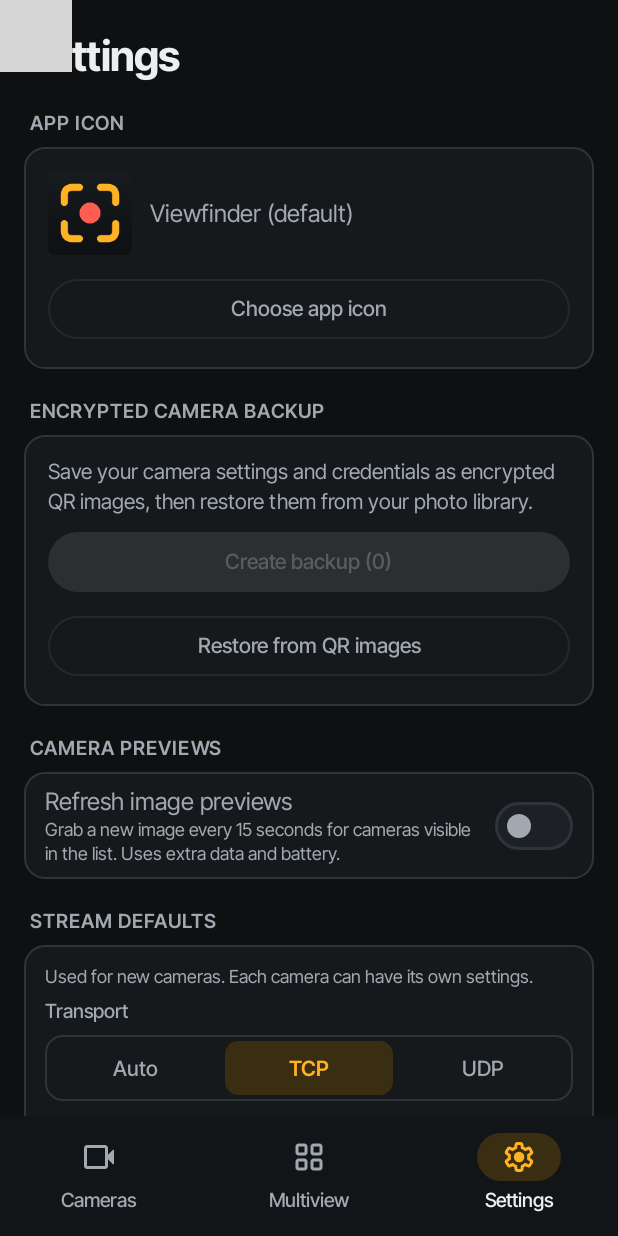
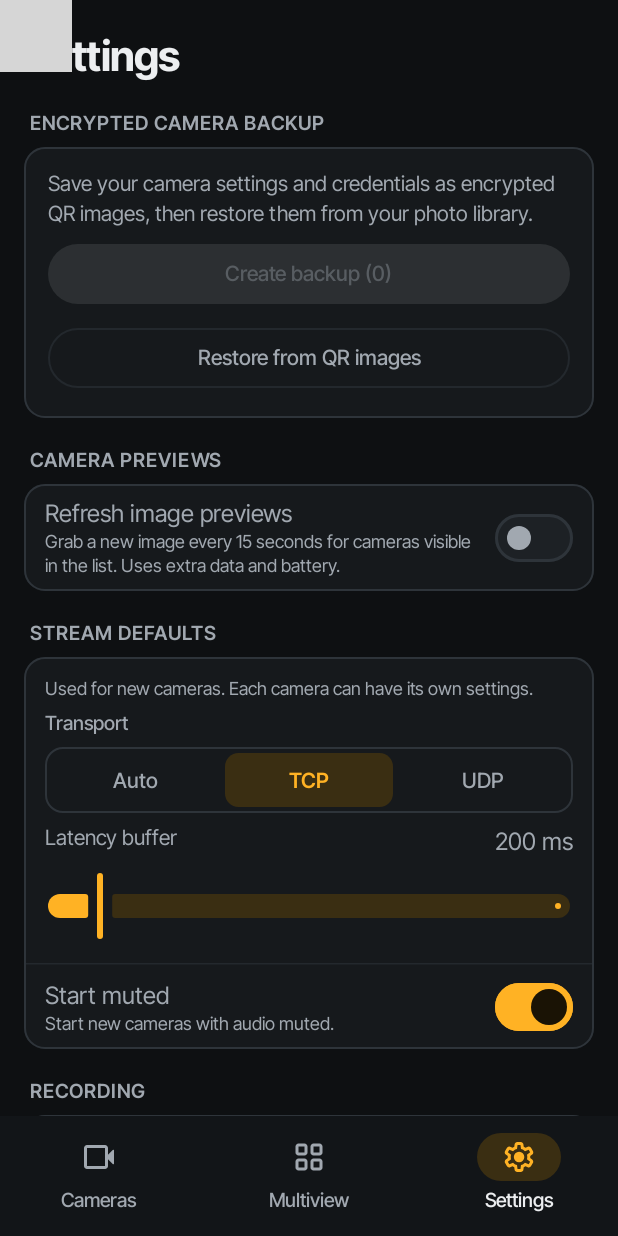
Before and after one commit to aaronburt/rtsp, an Android app built with Jetpack Compose: the SettingsScreen screen opened through its navigation route, on a phone screen of 412 x 824 dp. Run offline under Robolectric (Android 15) with nearby library versions, the phone set to English and light mode, and no system bars; 2 statements that could not run were skipped; grey boxes are pictures that could not be loaded.

Commit message:
Remove app icon picker to bisect Play Protect warning
Restores the tree to the state before the icon picker (v0.6.0 behaviour
plus later features) so the next build can be tested against Play Protect.

Co-Authored-By: Claude Sonnet 5.5 <noreply@anthropic.com>
Claude-Session: https://claude.ai/code/session_018oHRDoz8zrdPnGJ2AYKftH

```diff
--- a/app/src/main/java/uk/co/aaronburt/rtsp/ui/settings/AppIconManager.kt
+++ /dev/null
@@ -1,68 +0,0 @@
-package uk.co.aaronburt.rtsp.ui.settings
-
-import android.content.ComponentName
-import android.content.Context
-import android.content.pm.PackageManager
-import android.os.Build
-import androidx.annotation.DrawableRes
-import androidx.annotation.StringRes
-import uk.co.aaronburt.rtsp.R
-
-enum class AppIcon(
-    internal val alias: String,
-    @get:StringRes val label: Int,
-    @get:DrawableRes val image: Int,
-) {
-    Viewfinder("LauncherViewfinder", R.string.app_icon_viewfinder, R.mipmap.ic_launcher),
-    TallyLens("LauncherTallyLens", R.string.app_icon_tally_lens, R.mipmap.ic_launcher_tally_lens),
-    StreamLens("LauncherStreamLens", R.string.app_icon_stream_lens, R.mipmap.ic_launcher_stream_lens),
-    QuadView("LauncherQuadView", R.string.app_icon_quad_view, R.mipmap.ic_launcher_quad_view),
-}
-
-/** PackageManager persists this selection across restarts and app updates. */
-class AppIconManager(context: Context) {
-    private val packageName = context.packageName
-    private val packageManager = context.packageManager
-
-    private fun component(icon: AppIcon) = ComponentName(packageName, "$packageName.${icon.alias}")
-
-    val current: AppIcon
-        get() = AppIcon.entries.firstOrNull { icon ->
-            when (packageManager.getComponentEnabledSetting(component(icon))) {
-                PackageManager.COMPONENT_ENABLED_STATE_ENABLED -> true
-                PackageManager.COMPONENT_ENABLED_STATE_DEFAULT -> icon == AppIcon.Viewfinder
-                else -> false
-            }
-        } ?: AppIcon.Viewfinder
-
-    fun select(icon: AppIcon) {
-        fun state(option: AppIcon) = if (option == icon) {
-            PackageManager.COMPONENT_ENABLED_STATE_ENABLED
-        } else {
-            PackageManager.COMPONENT_ENABLED_STATE_DISABLED
-        }
-        if (Build.VERSION.SDK_INT >= 33) {
-            packageManager.setComponentEnabledSettings(AppIcon.entries.map { option ->
-                PackageManager.ComponentEnabledSetting(component(option), state(option), PackageManager.DONT_KILL_APP)
-            })
-        } else {
-            val previous = AppIcon.entries.associateWith {
-                packageManager.getComponentEnabledSetting(component(it))
-            }
-            try {
-                // Enable the replacement before removing the old entry on Android 8–12.
-                packageManager.setComponentEnabledSetting(component(icon), state(icon), PackageManager.DONT_KILL_APP)
-                AppIcon.entries.filter { it != icon }.forEach { option ->
-                    packageManager.setComponentEnabledSetting(component(option), state(option), PackageManager.DONT_KILL_APP)
-                }
-            } catch (failure: Exception) {
-                previous.forEach { (option, enabled) ->
-                    runCatching {
-                        packageManager.setComponentEnabledSetting(component(option), enabled, PackageManager.DONT_KILL_APP)
-                    }
-                }
-                throw failure
-            }
-        }
-    }
-}
--- a/app/src/main/java/uk/co/aaronburt/rtsp/ui/settings/AppIconSection.kt
+++ /dev/null
@@ -1,101 +0,0 @@
-package uk.co.aaronburt.rtsp.ui.settings
-
-import androidx.compose.foundation.Image
-import androidx.compose.foundation.layout.Arrangement
-import androidx.compose.foundation.layout.Column
-import androidx.compose.foundation.layout.Row
-import androidx.compose.foundation.layout.fillMaxWidth
-import androidx.compose.foundation.layout.padding
-import androidx.compose.foundation.layout.size
-import androidx.compose.foundation.rememberScrollState
-import androidx.compose.foundation.selection.selectable
-import androidx.compose.foundation.selection.selectableGroup
-import androidx.compose.foundation.verticalScroll
-import androidx.compose.material3.AlertDialog
-import androidx.compose.material3.MaterialTheme
-import androidx.compose.material3.OutlinedButton
-import androidx.compose.material3.RadioButton
-import androidx.compose.material3.Text
-import androidx.compose.material3.TextButton
-import androidx.compose.runtime.Composable
-import androidx.compose.runtime.getValue
-import androidx.compose.runtime.mutableStateOf
-import androidx.compose.runtime.remember
-import androidx.compose.runtime.setValue
-import androidx.compose.ui.Alignment
-import androidx.compose.ui.Modifier
-import androidx.compose.ui.graphics.asImageBitmap
-import androidx.compose.ui.platform.LocalContext
-import androidx.compose.ui.res.stringResource
-import androidx.compose.ui.semantics.Role
-import androidx.compose.ui.unit.dp
-import androidx.core.content.ContextCompat
-import androidx.core.graphics.drawable.toBitmap
-import uk.co.aaronburt.rtsp.R
-import uk.co.aaronburt.rtsp.ui.components.SettingsSection
-
-@Composable
-fun AppIconSection() {
-    val context = LocalContext.current
-    val manager = remember(context) { AppIconManager(context.applicationContext) }
-    var selected by remember(manager) { mutableStateOf(manager.current) }
-    var choosing by remember { mutableStateOf(false) }
-    var failed by remember { mutableStateOf(false) }
-    val previews = remember(context) {
-        AppIcon.entries.associateWith { icon ->
-            checkNotNull(ContextCompat.getDrawable(context, icon.image)).toBitmap(128, 128).asImageBitmap()
-        }
-    }
-
-    SettingsSection(title = stringResource(R.string.settings_app_icon)) {
-        Column(Modifier.padding(16.dp), verticalArrangement = Arrangement.spacedBy(12.dp)) {
-            Row(verticalAlignment = Alignment.CenterVertically, horizontalArrangement = Arrangement.spacedBy(12.dp)) {
-                Image(previews.getValue(selected), contentDescription = null, modifier = Modifier.size(56.dp))
-                Text(stringResource(selected.label), style = MaterialTheme.typography.bodyLarge)
-            }
-            OutlinedButton(onClick = { failed = false; choosing = true }, modifier = Modifier.fillMaxWidth()) {
-                Text(stringResource(R.string.app_icon_choose))
-            }
-        }
-    }
-
-    if (choosing) {
-        AlertDialog(
-            onDismissRequest = { choosing = false },
-            title = { Text(stringResource(R.string.app_icon_choose)) },
-            text = {
-                Column(
-                    Modifier.verticalScroll(rememberScrollState()).selectableGroup(),
-                    verticalArrangement = Arrangement.spacedBy(8.dp),
-                ) {
-                    Text(stringResource(R.string.app_icon_launcher_hint), style = MaterialTheme.typography.bodySmall)
-                    AppIcon.entries.forEach { icon ->
-                        Row(
-                            Modifier.fillMaxWidth()
-                                .selectable(selected = selected == icon, role = Role.RadioButton, onClick = {
-                                    try {
-                                        manager.select(icon)
-                                        selected = manager.current
-                                        choosing = false
-                                    } catch (_: Exception) {
-                                        failed = true
-                                    }
-                                })
-                                .padding(vertical = 8.dp),
-                            verticalAlignment = Alignment.CenterVertically,
-                            horizontalArrangement = Arrangement.spacedBy(12.dp),
-                        ) {
-                            Image(previews.getValue(icon), contentDescription = null, modifier = Modifier.size(48.dp))
-                            Text(stringResource(icon.label), Modifier.weight(1f))
-                            RadioButton(selected = selected == icon, onClick = null)
-                        }
-                    }
-                    if (failed) Text(stringResource(R.string.app_icon_failed), color = MaterialTheme.colorScheme.error)
-                }
-            },
-            confirmButton = {
-                TextButton(onClick = { choosing = false }) { Text(stringResource(R.string.cancel)) }
-            },
-        )
-    }
-}
--- a/app/src/main/java/uk/co/aaronburt/rtsp/ui/settings/SettingsScreen.kt
+++ b/app/src/main/java/uk/co/aaronburt/rtsp/ui/settings/SettingsScreen.kt
@@ -52,7 +52,6 @@ fun SettingsScreen(
         verticalArrangement = Arrangement.spacedBy(20.dp),
     ) {
         Text(text = stringResource(R.string.nav_settings), style = MaterialTheme.typography.headlineMedium)
-        AppIconSection()
         CameraBackupSection(repository = cameraRepository)
         SettingsSection(title = stringResource(R.string.settings_previews_title)) {
             SwitchRow(
--- a/app/src/main/res/drawable/ic_launcher_quad_view_foreground.xml
+++ /dev/null
@@ -1,10 +0,0 @@
-<?xml version="1.0" encoding="utf-8"?>
-<vector xmlns:android="http://schemas.android.com/apk/res/android"
-    android:width="108dp" android:height="108dp"
-    android:viewportWidth="108" android:viewportHeight="108">
-    <path android:pathData="M36,31 H47 A5,5 0,0 1,52,36 V47 A5,5 0,0 1,47,52 H36 A5,5 0,0 1,31,47 V36 A5,5 0,0 1,36,31 Z" android:fillColor="#FFFFB224"/>
-    <path android:pathData="M37.9,41.5 a3.6,3.6 0,1 0,7.2,0 a3.6,3.6 0,1 0,-7.2,0" android:fillColor="#FF0E1012"/>
-    <path android:pathData="M61,31 H72 A5,5 0,0 1,77,36 V47 A5,5 0,0 1,72,52 H61 A5,5 0,0 1,56,47 V36 A5,5 0,0 1,61,31 Z" android:fillColor="#FF272C32"/>
-    <path android:pathData="M36,56 H47 A5,5 0,0 1,52,61 V72 A5,5 0,0 1,47,77 H36 A5,5 0,0 1,31,72 V61 A5,5 0,0 1,36,56 Z" android:fillColor="#FF272C32"/>
-    <path android:pathData="M61,56 H72 A5,5 0,0 1,77,61 V72 A5,5 0,0 1,72,77 H61 A5,5 0,0 1,56,72 V61 A5,5 0,0 1,61,56 Z" android:fillColor="#FF272C32"/>
-</vector>
--- a/app/src/main/res/drawable/ic_launcher_quad_view_monochrome.xml
+++ /dev/null
@@ -1,9 +0,0 @@
-<?xml version="1.0" encoding="utf-8"?>
-<vector xmlns:android="http://schemas.android.com/apk/res/android"
-    android:width="108dp" android:height="108dp"
-    android:viewportWidth="108" android:viewportHeight="108">
-    <path android:pathData="M36,31 H47 A5,5 0,0 1,52,36 V47 A5,5 0,0 1,47,52 H36 A5,5 0,0 1,31,47 V36 A5,5 0,0 1,36,31 Z M37.9,41.5 a3.6,3.6 0,1 0,7.2,0 a3.6,3.6 0,1 0,-7.2,0" android:fillColor="#FF000000" android:fillType="evenOdd"/>
-    <path android:pathData="M61.2,32.6 H71.8 A3.6,3.6 0,0 1,75.4,36.2 V46.8 A3.6,3.6 0,0 1,71.8,50.4 H61.2 A3.6,3.6 0,0 1,57.6,46.8 V36.2 A3.6,3.6 0,0 1,61.2,32.6 Z" android:fillColor="#00000000" android:strokeColor="#FF000000" android:strokeWidth="3.2" />
-    <path android:pathData="M36.2,57.6 H46.8 A3.6,3.6 0,0 1,50.4,61.2 V71.8 A3.6,3.6 0,0 1,46.8,75.4 H36.2 A3.6,3.6 0,0 1,32.6,71.8 V61.2 A3.6,3.6 0,0 1,36.2,57.6 Z" android:fillColor="#00000000" android:strokeColor="#FF000000" android:strokeWidth="3.2" />
-    <path android:pathData="M61.2,57.6 H71.8 A3.6,3.6 0,0 1,75.4,61.2 V71.8 A3.6,3.6 0,0 1,71.8,75.4 H61.2 A3.6,3.6 0,0 1,57.6,71.8 V61.2 A3.6,3.6 0,0 1,61.2,57.6 Z" android:fillColor="#00000000" android:strokeColor="#FF000000" android:strokeWidth="3.2" />
-</vector>
--- a/app/src/main/res/drawable/ic_launcher_stream_lens_foreground.xml
+++ /dev/null
@@ -1,9 +0,0 @@
-<?xml version="1.0" encoding="utf-8"?>
-<vector xmlns:android="http://schemas.android.com/apk/res/android"
-    android:width="108dp" android:height="108dp"
-    android:viewportWidth="108" android:viewportHeight="108">
-    <path android:pathData="M32,63 a13,13 0,1 0,26,0 a13,13 0,1 0,-26,0" android:fillColor="#00000000" android:strokeColor="#FFFFB224" android:strokeWidth="6.5" />
-    <path android:pathData="M40.5,63 a4.5,4.5 0,1 0,9,0 a4.5,4.5 0,1 0,-9,0" android:fillColor="#FFFFB224"/>
-    <path android:pathData="M47,40.1 A23,23 0,0 1,67.9,61" android:fillColor="#00000000" android:strokeColor="#FFFFB224" android:strokeWidth="6.5" android:strokeLineCap="round" android:strokeAlpha="0.85"/>
-    <path android:pathData="M47.8,31.1 A32,32 0,0 1,76.9,60.2" android:fillColor="#00000000" android:strokeColor="#FFFFB224" android:strokeWidth="6.5" android:strokeLineCap="round" android:strokeAlpha="0.55"/>
-</vector>
--- a/app/src/main/res/drawable/ic_launcher_stream_lens_monochrome.xml
+++ /dev/null
@@ -1,9 +0,0 @@
-<?xml version="1.0" encoding="utf-8"?>
-<vector xmlns:android="http://schemas.android.com/apk/res/android"
-    android:width="108dp" android:height="108dp"
-    android:viewportWidth="108" android:viewportHeight="108">
-    <path android:pathData="M32,63 a13,13 0,1 0,26,0 a13,13 0,1 0,-26,0" android:fillColor="#00000000" android:strokeColor="#FF000000" android:strokeWidth="6.5" />
-    <path android:pathData="M40.5,63 a4.5,4.5 0,1 0,9,0 a4.5,4.5 0,1 0,-9,0" android:fillColor="#FF000000"/>
-    <path android:pathData="M47,40.1 A23,23 0,0 1,67.9,61" android:fillColor="#00000000" android:strokeColor="#FF000000" android:strokeWidth="6.5" android:strokeLineCap="round"/>
-    <path android:pathData="M47.8,31.1 A32,32 0,0 1,76.9,60.2" android:fillColor="#00000000" android:strokeColor="#FF000000" android:strokeWidth="6.5" android:strokeLineCap="round"/>
-</vector>
--- a/app/src/main/res/drawable/ic_launcher_tally_lens_foreground.xml
+++ /dev/null
@@ -1,10 +0,0 @@
-<?xml version="1.0" encoding="utf-8"?>
-<vector xmlns:android="http://schemas.android.com/apk/res/android"
-    android:width="108dp" android:height="108dp"
-    android:viewportWidth="108" android:viewportHeight="108">
-    <path android:pathData="M32,57 a19,19 0,1 0,38,0 a19,19 0,1 0,-38,0" android:fillColor="#00000000" android:strokeColor="#FFFFB224" android:strokeWidth="7" />
-    <path android:pathData="M41,57 a10,10 0,1 0,20,0 a10,10 0,1 0,-20,0" android:fillColor="#FF1E2328"/>
-    <path android:pathData="M45.5,57 a5.5,5.5 0,1 0,11,0 a5.5,5.5 0,1 0,-11,0" android:fillColor="#FF050607"/>
-    <path android:pathData="M44.6,53 a2.4,2.4 0,1 0,4.8,0 a2.4,2.4 0,1 0,-4.8,0" android:fillColor="#FFFFE2A8"/>
-    <path android:pathData="M67.5,35 a5.5,5.5 0,1 0,11,0 a5.5,5.5 0,1 0,-11,0" android:fillColor="#FFFF5D52"/>
-</vector>
--- a/app/src/main/res/drawable/ic_launcher_tally_lens_monochrome.xml
+++ /dev/null
@@ -1,8 +0,0 @@
-<?xml version="1.0" encoding="utf-8"?>
-<vector xmlns:android="http://schemas.android.com/apk/res/android"
-    android:width="108dp" android:height="108dp"
-    android:viewportWidth="108" android:viewportHeight="108">
-    <path android:pathData="M32,57 a19,19 0,1 0,38,0 a19,19 0,1 0,-38,0" android:fillColor="#00000000" android:strokeColor="#FF000000" android:strokeWidth="7" />
-    <path android:pathData="M45.5,57 a5.5,5.5 0,1 0,11,0 a5.5,5.5 0,1 0,-11,0" android:fillColor="#FF000000"/>
-    <path android:pathData="M67.5,35 a5.5,5.5 0,1 0,11,0 a5.5,5.5 0,1 0,-11,0" android:fillColor="#FF000000"/>
-</vector>
--- a/app/src/main/res/mipmap-anydpi-v26/ic_launcher_quad_view.xml
+++ /dev/null
@@ -1,5 +0,0 @@
-<?xml version="1.0" encoding="utf-8"?>
-<adaptive-icon xmlns:android="http://schemas.android.com/apk/res/android">
-    <background android:drawable="@drawable/ic_launcher_background"/>
-    <foreground android:drawable="@drawable/ic_launcher_quad_view_foreground"/>
-</adaptive-icon>
--- a/app/src/main/res/mipmap-anydpi-v26/ic_launcher_stream_lens.xml
+++ /dev/null
@@ -1,5 +0,0 @@
-<?xml version="1.0" encoding="utf-8"?>
-<adaptive-icon xmlns:android="http://schemas.android.com/apk/res/android">
-    <background android:drawable="@drawable/ic_launcher_background"/>
-    <foreground android:drawable="@drawable/ic_launcher_stream_lens_foreground"/>
-</adaptive-icon>
--- a/app/src/main/res/mipmap-anydpi-v26/ic_launcher_tally_lens.xml
+++ /dev/null
@@ -1,5 +0,0 @@
-<?xml version="1.0" encoding="utf-8"?>
-<adaptive-icon xmlns:android="http://schemas.android.com/apk/res/android">
-    <background android:drawable="@drawable/ic_launcher_background"/>
-    <foreground android:drawable="@drawable/ic_launcher_tally_lens_foreground"/>
-</adaptive-icon>
--- a/app/src/main/res/mipmap-anydpi-v33/ic_launcher_quad_view.xml
+++ /dev/null
@@ -1,6 +0,0 @@
-<?xml version="1.0" encoding="utf-8"?>
-<adaptive-icon xmlns:android="http://schemas.android.com/apk/res/android">
-    <background android:drawable="@drawable/ic_launcher_background"/>
-    <foreground android:drawable="@drawable/ic_launcher_quad_view_foreground"/>
-    <monochrome android:drawable="@drawable/ic_launcher_quad_view_monochrome"/>
-</adaptive-icon>
--- a/app/src/main/res/mipmap-anydpi-v33/ic_launcher_stream_lens.xml
+++ /dev/null
@@ -1,6 +0,0 @@
-<?xml version="1.0" encoding="utf-8"?>
-<adaptive-icon xmlns:android="http://schemas.android.com/apk/res/android">
-    <background android:drawable="@drawable/ic_launcher_background"/>
-    <foreground android:drawable="@drawable/ic_launcher_stream_lens_foreground"/>
-    <monochrome android:drawable="@drawable/ic_launcher_stream_lens_monochrome"/>
-</adaptive-icon>
--- a/app/src/main/res/mipmap-anydpi-v33/ic_launcher_tally_lens.xml
+++ /dev/null
@@ -1,6 +0,0 @@
-<?xml version="1.0" encoding="utf-8"?>
-<adaptive-icon xmlns:android="http://schemas.android.com/apk/res/android">
-    <background android:drawable="@drawable/ic_launcher_background"/>
-    <foreground android:drawable="@drawable/ic_launcher_tally_lens_foreground"/>
-    <monochrome android:drawable="@drawable/ic_launcher_tally_lens_monochrome"/>
-</adaptive-icon>
--- a/app/src/main/res/values/strings.xml
+++ b/app/src/main/res/values/strings.xml
@@ -1,13 +1,5 @@
 <?xml version="1.0" encoding="utf-8"?>
 <resources>
-    <string name="settings_app_icon">App icon</string>
-    <string name="app_icon_choose">Choose app icon</string>
-    <string name="app_icon_viewfinder">Viewfinder (default)</string>
-    <string name="app_icon_tally_lens">Tally lens</string>
-    <string name="app_icon_stream_lens">Stream lens</string>
-    <string name="app_icon_quad_view">Quad view</string>
-    <string name="app_icon_launcher_hint">Your launcher may take a moment to show the new icon.</string>
-    <string name="app_icon_failed">Could not change the app icon. Please try again.</string>
     <string name="camera_backup_title">Encrypted camera backup</string>
     <string name="camera_backup_summary">Save your camera settings and credentials as encrypted QR images, then restore them from your photo library.</string>
     <string name="camera_backup_create">Create backup (%1$d)</string>
```
Also changed, not shown: app/src/main/AndroidManifest.xml (+2 -49 lines), 3 other files.
